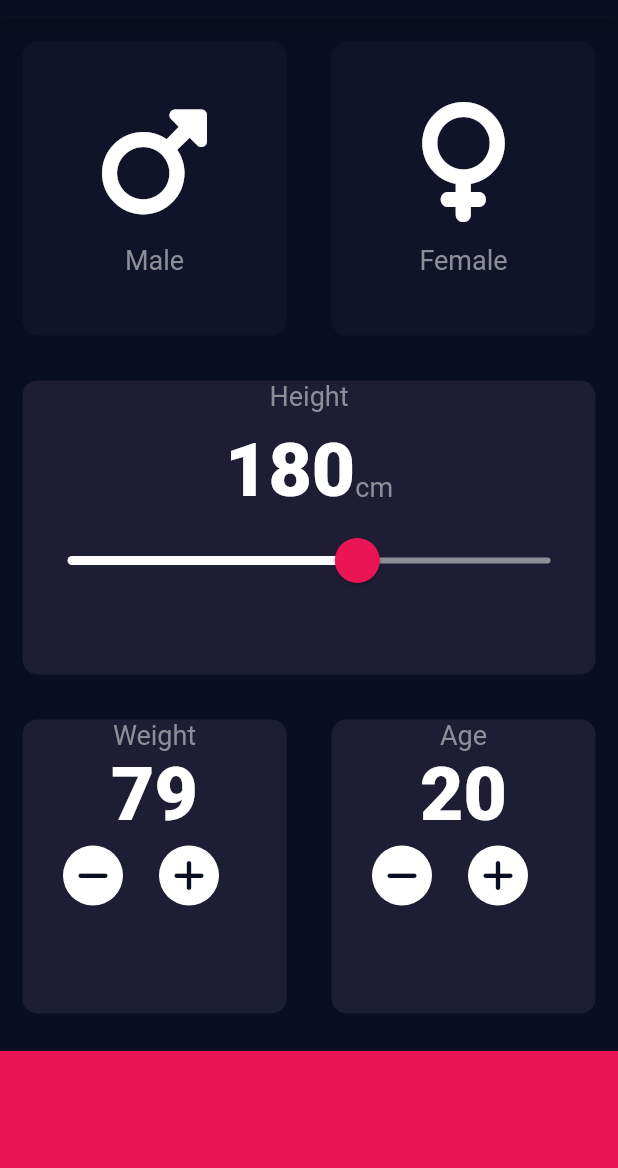
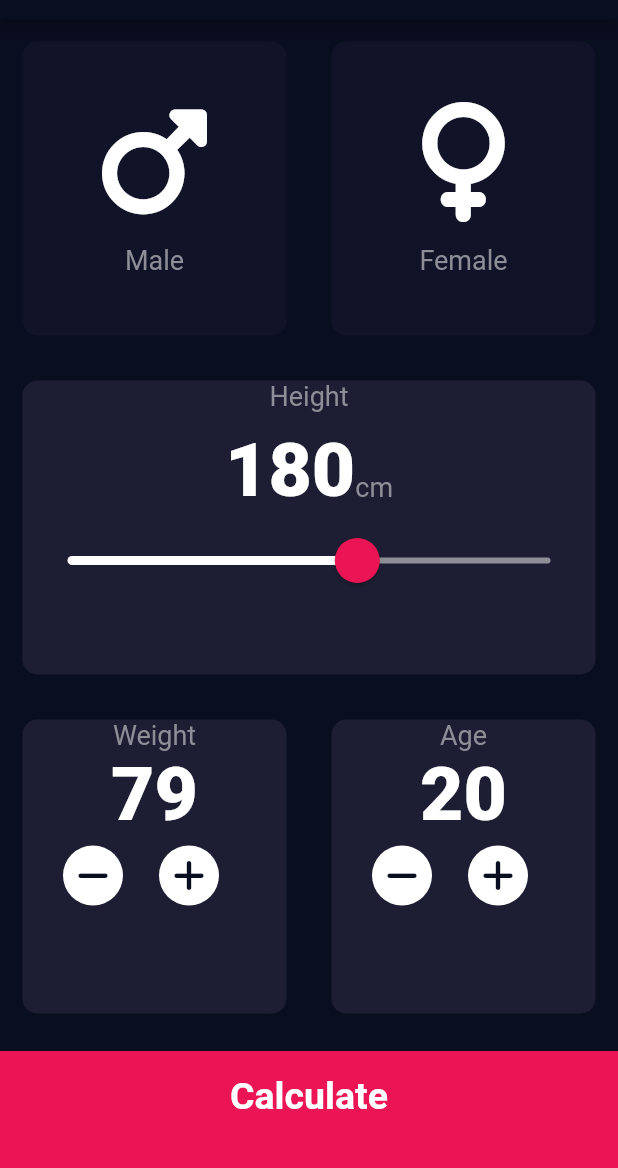
Before and after one commit to TheOldMan03/BMI-Calculator, a Flutter app: the screen it shows after launch, after a tap on an icon or button, on a phone screen of 412 x 824 dp, the part 65-1233 px from its top. Run offline on Flutter 3.47's test engine with Material 2 defaults, Android fonts, the phone set to English and light mode, and no system bars; our stand-ins replace font_awesome_flutter.

```diff
--- /dev/null
+++ b/lib/bottom_button.dart
@@ -0,0 +1,26 @@
+import 'package:flutter/material.dart';
+
+class BottomButton extends StatelessWidget {
+
+  final Function onTap;
+  final String title;
+
+  BottomButton({required this.onTap, required this.title});
+
+  @override
+  Widget build(BuildContext context) {
+    return GestureDetector(
+      onTap: onTap(),
+
+      child: Container(
+          color: const Color(0xFFEB1555),
+          margin: const EdgeInsets.only(top: 10.0),
+          padding: const EdgeInsets.only(bottom: 20.0),
+          width: double.infinity,
+          height: 80.0,
+          child: Center(child: Text(title, style: const TextStyle(
+              fontSize: 25.0, fontWeight: FontWeight.bold)))
+      ),
+    );
+  }
+}
--- a/lib/input.dart
+++ b/lib/input.dart
@@ -1,5 +1,8 @@
+import 'package:bmi/results_page.dart';
 import 'package:flutter/material.dart';
 import 'package:font_awesome_flutter/font_awesome_flutter.dart';
+import 'bottom_button.dart';
+
 const activeColour=Color(0xFF1D1E33);
 const inactiveColour=Color(0xFF111328);
 
@@ -295,12 +298,8 @@ class _InputPageState extends State<InputPage> {
               ),
               ),
 
-              Container(
-                color:const Color(0xFFEB1555),
-                margin:const EdgeInsets.only(top:10.0),
-                width:double.infinity,
-                height: 80.0,
-              )
+              BottomButton(onTap:(){Navigator.push(context,MaterialPageRoute(builder: (context)=>Results_Page()));} , title: "Calculate")
+
             ]));
   }
 }
--- /dev/null
+++ b/lib/results_page.dart
@@ -0,0 +1,52 @@
+import 'package:flutter/material.dart';
+import 'bottom_button.dart';
+
+class Results_Page extends StatelessWidget {
+  const Results_Page({Key? key}) : super(key: key);
+
+  @override
+  Widget build(BuildContext context) {
+    return Scaffold(
+      appBar:AppBar(
+        title: const Text("BMI CALCULATOR"),
+      ),
+      body:Column(
+        mainAxisAlignment: MainAxisAlignment.spaceEvenly,
+        crossAxisAlignment: CrossAxisAlignment.stretch,
+        children: [
+          Expanded(
+            child: Container(
+              child: const Text("Your Results",style: TextStyle(fontWeight: FontWeight.bold,fontSize: 50.0),),
+            ),
+          ),
+          Expanded(
+            flex: 5,
+            child:
+            Container(
+              margin:const EdgeInsets.all(15),
+              decoration: BoxDecoration(
+                borderRadius: BorderRadius.circular(10.0),
+                color:const Color(0xFF1D1E33)
+              ),
+              child: Column(
+                mainAxisAlignment: MainAxisAlignment.spaceEvenly,
+                crossAxisAlignment: CrossAxisAlignment.center,
+                children: const [
+                  Text("Normal",style: TextStyle(fontSize: 22.0,fontWeight: FontWeight.bold,color: Color(0xFF24D876))),
+                  Text("18.3",style: TextStyle(fontSize: 100.0,fontWeight: FontWeight.bold)),
+                  Text("You should suck on these Balls! Ha Ligma",textAlign: TextAlign.center,style: TextStyle(fontSize: 22.0))
+                ],
+              ),
+            )
+    ,
+          ),
+          BottomButton(title: "Re-Calculate",onTap:() {Navigator.pop(context);})
+        ],
+
+
+
+      )
+
+    );
+  }
+}
```
Lines whose indentation alone changed are shown as unchanged.
